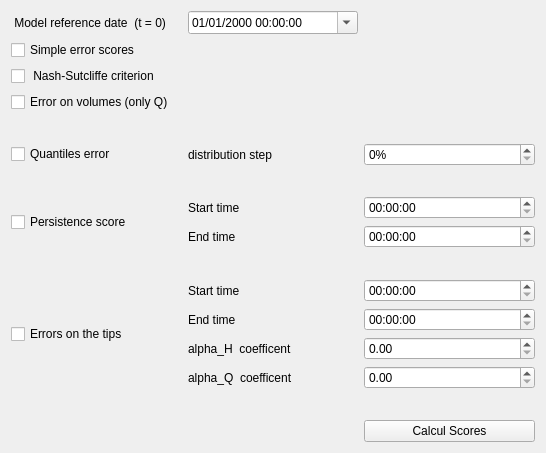
Above: ui/scores/ui_parametre.ui from Artelia/Mascaret before the change. Below: the same form after it.
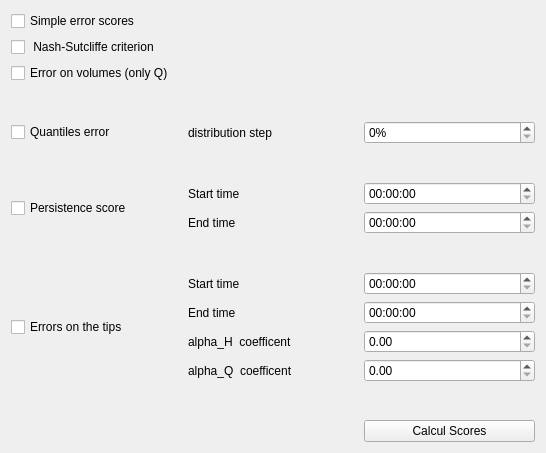
That is the form after the change.

Commit message:
add index for results to reduce time acces
add index for results to reduce time acces
Uptate the table and check_tab.py
add get info, get obs

```diff
--- a/ui/scores/ui_parametre.ui
+++ b/ui/scores/ui_parametre.ui
@@ -16,21 +16,7 @@
   <layout class="QGridLayout" name="gridLayout_2">
    <item row="0" column="0">
     <layout class="QGridLayout" name="gridLayout">
-     <item row="10" column="0">
-      <widget class="QCheckBox" name="ch_pointe_err">
-       <property name="text">
-        <string>Errors on the tips</string>
-       </property>
-      </widget>
-     </item>
      <item row="7" column="0">
-      <widget class="QCheckBox" name="ch_persistence">
-       <property name="text">
-        <string>Persistence score</string>
-       </property>
-      </widget>
-     </item>
-     <item row="8" column="0">
       <spacer name="verticalSpacer_2">
        <property name="orientation">
         <enum>Qt::Vertical</enum>
@@ -43,7 +29,7 @@
        </property>
       </spacer>
      </item>
-     <item row="4" column="0">
+     <item row="3" column="0">
       <spacer name="verticalSpacer_4">
        <property name="orientation">
         <enum>Qt::Vertical</enum>
@@ -56,7 +42,7 @@
        </property>
       </spacer>
      </item>
-     <item row="6" column="0">
+     <item row="5" column="0">
       <spacer name="verticalSpacer_3">
        <property name="orientation">
         <enum>Qt::Vertical</enum>
@@ -69,7 +55,7 @@
        </property>
       </spacer>
      </item>
-     <item row="7" column="1">
+     <item row="6" column="1">
       <layout class="QVBoxLayout" name="verticalLayout_2">
        <item>
         <widget class="QLabel" name="label">
@@ -87,7 +73,14 @@
        </item>
       </layout>
      </item>
-     <item row="7" column="2">
+     <item row="6" column="0">
+      <widget class="QCheckBox" name="ch_persistence">
+       <property name="text">
+        <string>Persistence score</string>
+       </property>
+      </widget>
+     </item>
+     <item row="6" column="2">
       <layout class="QVBoxLayout" name="verticalLayout">
        <item>
         <widget class="QTimeEdit" name="start_time_persistence"/>
@@ -97,31 +90,7 @@
        </item>
       </layout>
      </item>
-     <item row="10" column="2">
-      <layout class="QVBoxLayout" name="verticalLayout_3">
-       <item>
-        <widget class="QTimeEdit" name="start_time_point"/>
-       </item>
-       <item>
-        <widget class="QTimeEdit" name="Last_time_point"/>
-       </item>
-       <item>
-        <widget class="QDoubleSpinBox" name="alpha_H">
-         <property name="minimum">
-          <double>0.000000000000000</double>
-         </property>
-        </widget>
-       </item>
-       <item>
-        <widget class="QDoubleSpinBox" name="alpha_Q">
-         <property name="minimum">
-          <double>0.000000000000000</double>
-         </property>
-        </widget>
-       </item>
-      </layout>
-     </item>
-     <item row="10" column="1">
+     <item row="9" column="1">
       <layout class="QVBoxLayout" name="verticalLayout_4">
        <item>
         <widget class="QLabel" name="label_4">
@@ -153,35 +122,65 @@
        </item>
       </layout>
      </item>
-     <item row="5" column="0">
-      <widget class="QCheckBox" name="ch_quantil_err">
+     <item row="9" column="2">
+      <layout class="QVBoxLayout" name="verticalLayout_3">
+       <item>
+        <widget class="QTimeEdit" name="start_time_point"/>
+       </item>
+       <item>
+        <widget class="QTimeEdit" name="Last_time_point"/>
+       </item>
+       <item>
+        <widget class="QDoubleSpinBox" name="alpha_H">
+         <property name="minimum">
+          <double>0.000000000000000</double>
+         </property>
+        </widget>
+       </item>
+       <item>
+        <widget class="QDoubleSpinBox" name="alpha_Q">
+         <property name="minimum">
+          <double>0.000000000000000</double>
+         </property>
+        </widget>
+       </item>
+      </layout>
+     </item>
+     <item row="9" column="0">
+      <widget class="QCheckBox" name="ch_pointe_err">
        <property name="text">
-        <string>Quantiles error </string>
+        <string>Errors on the tips</string>
+       </property>
+      </widget>
+     </item>
+     <item row="11" column="2">
+      <spacer name="verticalSpacer">
+       <property name="orientation">
+        <enum>Qt::Vertical</enum>
+       </property>
+       <property name="sizeHint" stdset="0">
+        <size>
+         <width>20</width>
+         <height>40</height>
+        </size>
+       </property>
+      </spacer>
+     </item>
+     <item row="12" column="2">
+      <widget class="QPushButton" name="bt_calcul_scores">
+       <property name="text">
+        <string>Calcul Scores</string>
        </property>
       </widget>
      </item>
      <item row="1" column="0">
-      <widget class="QCheckBox" name="ch_simple_err">
+      <widget class="QCheckBox" name="ch_ns_err">
        <property name="text">
-        <string>Simple error scores </string>
+        <string> Nash-Sutcliffe criterion</string>
        </property>
       </widget>
      </item>
-     <item row="3" column="0">
-      <widget class="QCheckBox" name="ch_vol_err">
-       <property name="text">
-        <string>Error on volumes (only Q)</string>
-       </property>
-      </widget>
-     </item>
-     <item row="5" column="1">
-      <widget class="QLabel" name="label_3">
-       <property name="text">
-        <string>distribution step</string>
-       </property>
-      </widget>
-     </item>
-     <item row="5" column="2">
+     <item row="4" column="2">
       <widget class="QDoubleSpinBox" name="dsp_dist_quantil">
        <property name="suffix">
         <string>%</string>
@@ -200,47 +199,31 @@
        </property>
       </widget>
      </item>
+     <item row="4" column="1">
+      <widget class="QLabel" name="label_3">
+       <property name="text">
+        <string>distribution step</string>
+       </property>
+      </widget>
+     </item>
      <item row="2" column="0">
-      <widget class="QCheckBox" name="ch_ns_err">
+      <widget class="QCheckBox" name="ch_vol_err">
        <property name="text">
-        <string> Nash-Sutcliffe criterion</string>
+        <string>Error on volumes (only Q)</string>
        </property>
       </widget>
      </item>
-     <item row="13" column="2">
-      <widget class="QPushButton" name="bt_calcul_scores">
-       <property name="text">
-        <string>Calcul Scores</string>
-       </property>
-      </widget>
-     </item>
-     <item row="12" column="2">
-      <spacer name="verticalSpacer">
-       <property name="orientation">
-        <enum>Qt::Vertical</enum>
-       </property>
-       <property name="sizeHint" stdset="0">
-        <size>
-         <width>20</width>
-         <height>40</height>
-        </size>
-       </property>
-      </spacer>
-     </item>
      <item row="0" column="0">
-      <widget class="QLabel" name="lbl_ref_date">
+      <widget class="QCheckBox" name="ch_simple_err">
        <property name="text">
-        <string> Model reference date  (t = 0)</string>
+        <string>Simple error scores </string>
        </property>
       </widget>
      </item>
-     <item row="0" column="1">
-      <widget class="QDateTimeEdit" name="ctrl_ref_date">
-       <property name="displayFormat">
-        <string>dd/MM/yyyy HH:mm:ss</string>
-       </property>
-       <property name="calendarPopup">
-        <bool>true</bool>
+     <item row="4" column="0">
+      <widget class="QCheckBox" name="ch_quantil_err">
+       <property name="text">
+        <string>Quantiles error </string>
        </property>
       </widget>
      </item>
```
The commit also changes 9 other files.
